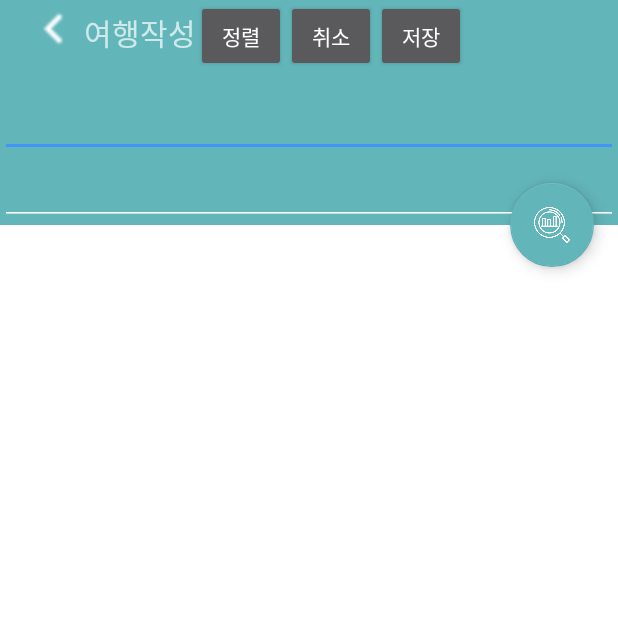
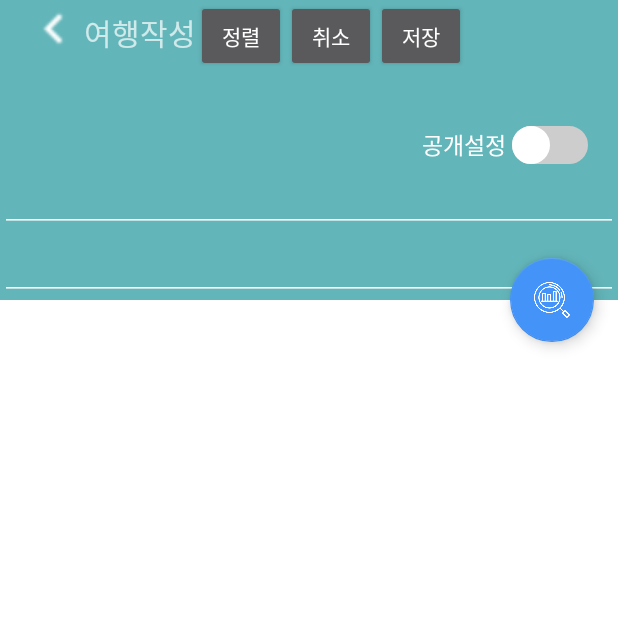
Before and after one commit to zxc7023/Photovel, an Android app: the PhotoMain screen opened directly, with no data from a screen before it, on a phone screen of 412 x 824 dp, the top half of it. Run offline under Robolectric (Android 15) with nearby library versions, the phone set to English and light mode, and no system bars.

Commit message:
photo및 vo수정 커밋

```diff
--- a/app/src/main/java/com/kitri/photovel/MainActivity.java
+++ b/app/src/main/java/com/kitri/photovel/MainActivity.java
@@ -149,4 +149,6 @@ public class MainActivity extends AppCompatActivity implements NavigationView.On
         });
         return true;
     }
+
+
 }
--- a/app/src/main/java/com/kitri/photovel/content/ClusterTest.java
+++ b/app/src/main/java/com/kitri/photovel/content/ClusterTest.java
@@ -84,7 +84,7 @@ public class ClusterTest
     public boolean onClusterClick(Cluster<Photo> cluster) {
         // Show a toast with some info when the cluster is clicked.
 
-        String firstName = cluster.getItems().iterator().next().getPhotoFileName();
+        String firstName = cluster.getItems().iterator().next().getPhoto_file_name();
         Toast.makeText(this, cluster.getSize() + " (including " + firstName + ")", Toast.LENGTH_SHORT).show();
 
         // Zoom in the cluster. Need to create LatLngBounds and including all the cluster items
@@ -136,7 +136,7 @@ public class ClusterTest
     @Override
     public boolean onClusterItemClick(final Photo photo) {
         // Does nothing, but you could go into the user's profile page, for example.
-        Toast.makeText(this, photo.getPhotoFileName()+"이 선택되었습니다.", Toast.LENGTH_SHORT).show();
+        Toast.makeText(this, photo.getPhoto_file_name()+"이 선택되었습니다.", Toast.LENGTH_SHORT).show();
         mMap.setInfoWindowAdapter(new GoogleMap.InfoWindowAdapter() {
             @Override
             public View getInfoWindow(Marker marker) {
--- a/app/src/main/java/com/kitri/photovel/content/PhotoAdapter.java
+++ b/app/src/main/java/com/kitri/photovel/content/PhotoAdapter.java
@@ -100,7 +100,7 @@ public class PhotoAdapter extends RecyclerView.Adapter<PhotoAdapter.ViewHolder>{
         this.holder = holder;
         this.position = position;
 
-        final Date date=mDataset.get(position).getPhotoDate();
+        final Date date=mDataset.get(position).getPhoto_date();
         String date2=null;
         try {
             date2 = new SimpleDateFormat("yyyy.MM.dd").format(date);
@@ -124,7 +124,7 @@ public class PhotoAdapter extends RecyclerView.Adapter<PhotoAdapter.ViewHolder>{
                 pa.setPosition(position);
                 pa.setHolder(holder);
 
-                final Date date=mDataset.get(pa.getPosition()).getPhotoDate();
+                final Date date=mDataset.get(pa.getPosition()).getPhoto_date();
                 String date2=null;
                 try {
                     date2 = new SimpleDateFormat("yyyy.MM.dd").format(date);
@@ -226,7 +226,7 @@ public class PhotoAdapter extends RecyclerView.Adapter<PhotoAdapter.ViewHolder>{
                 e.printStackTrace();
             }
             pa.getHolder().tvDate.setText(strDate);
-            mDataset.get(pa.getPosition()).setPhotoDate(date);
+            mDataset.get(pa.getPosition()).setPhoto_date(date);
         }
     };
 
--- a/app/src/main/java/com/kitri/photovel/content/PhotoMain.java
+++ b/app/src/main/java/com/kitri/photovel/content/PhotoMain.java
@@ -4,6 +4,7 @@ import android.Manifest;
 import android.annotation.TargetApi;
 import android.app.Activity;
 import android.content.ClipData;
+import android.content.DialogInterface;
 import android.content.Intent;
 import android.content.pm.PackageManager;
 import android.graphics.Bitmap;
@@ -18,12 +19,16 @@ import android.os.Bundle;
 import android.provider.MediaStore;
 import android.support.design.widget.CollapsingToolbarLayout;
 import android.support.design.widget.FloatingActionButton;
+import android.support.v4.widget.NestedScrollView;
+import android.support.v7.app.AlertDialog;
 import android.support.v7.widget.LinearLayoutManager;
 import android.support.v7.widget.RecyclerView;
 import android.util.Log;
 import android.view.View;
 import android.widget.Button;
+import android.widget.CompoundButton;
 import android.widget.EditText;
+import android.widget.Switch;
 import android.widget.Toast;
 
 import com.kitri.photovel.R;
@@ -41,8 +46,8 @@ import java.util.List;
 import java.util.Locale;
 
 public class PhotoMain extends Activity {
-    private Button btnSort;
-    private FloatingActionButton  btnAddPhots;
+    private Button btnSort, btnAllDelete;
+    private FloatingActionButton  btnAddPhots, btnTop;
     private String path;
     private ExifInterface exif;
     private static final String TAG = "AppPermission";
@@ -57,6 +62,7 @@ public class PhotoMain extends Activity {
     private EditText contentSubject;
     private EditText contentText;
     private int flag = 0;
+    private Switch swPrivate;
 
     @Override
     protected void onCreate(Bundle savedInstanceState) {
@@ -77,9 +83,47 @@ public class PhotoMain extends Activity {
         mRecyclerView.setHasFixedSize(true);
         mLayoutManager = new LinearLayoutManager(this);
         mRecyclerView.setLayoutManager(mLayoutManager);
+        mRecyclerView.setNestedScrollingEnabled(false);
         myDataset = new ArrayList<>();
         mAdapter = new PhotoAdapter(myDataset, PhotoMain.this);
         mRecyclerView.setAdapter(mAdapter);
+
+        //top버튼
+        btnTop = (FloatingActionButton) findViewById(R.id.btnTop);
+        final NestedScrollView nsv = (NestedScrollView) findViewById(R.id.nestedScrollView);
+        nsv.setOnScrollChangeListener(new NestedScrollView.OnScrollChangeListener() {   //스크롤내리면 보이게
+            @Override
+            public void onScrollChange(NestedScrollView v, int scrollX, int scrollY, int oldScrollX, int oldScrollY) {
+                if(oldScrollY > 200){
+                    btnTop.show();
+                }else{
+                    btnTop.hide();
+                }
+            }
+        });
+        btnTop.setOnClickListener(new View.OnClickListener() {  //top으로 이동
+            @Override
+            public void onClick(View view) {
+                nsv.fullScroll(View.FOCUS_UP);
+            }
+        });
+
+        //취소버튼
+        btnAllDelete = (Button)findViewById(R.id.btnAllDelete);
+        btnAllDelete.setOnClickListener(new View.OnClickListener() {
+            @Override
+            public void onClick(View view) {
+                onBackPressed();
+            }
+        });
+
+        //스위치버튼
+        swPrivate = (Switch)findViewById(R.id.swPrivate);
+        swPrivate.setOnCheckedChangeListener(new CompoundButton.OnCheckedChangeListener() {
+            public void onCheckedChanged(CompoundButton buttonView, boolean isChecked) {
+                Log.i("ddd",""+isChecked);  //true,false
+            }
+        });
 
         //갤러리에서 사진받아와서 그 사진 add
         btnAddPhots = (FloatingActionButton) findViewById(R.id.btnAddPhots);
@@ -132,7 +176,7 @@ public class PhotoMain extends Activity {
 
                     //ImageView에 배치 --> content_detail LinearLayout을 만들고 배치해야함
                     for (int i = 0; i < cnt; i++) {
-                        myDataset.add(new Photo(photos[i].getBitmap(), photos[i].getPhotoDate(), photos[i].getAddress(), photos[i].getContent()));
+                        myDataset.add(new Photo(photos[i].getBitmap(), photos[i].getPhoto_date(), photos[i].getAddress(), photos[i].getContent()));
                         Collections.sort(myDataset);    //정렬해줘야함
                         mAdapter.notifyDataSetChanged();
                     }
@@ -143,7 +187,7 @@ public class PhotoMain extends Activity {
 
                     setSubject(photo.getAddress().toString());
 
-                    myDataset.add(new Photo(photo.getBitmap(), photo.getPhotoDate(), photo.getAddress(), photo.getContent()));
+                    myDataset.add(new Photo(photo.getBitmap(), photo.getPhoto_date(), photo.getAddress(), photo.getContent()));
                     Collections.sort(myDataset);
                     mAdapter.notifyDataSetChanged();
                 }
@@ -177,8 +221,8 @@ public class PhotoMain extends Activity {
             orig = new ExifInterface(path);
             if(orig.getAttribute(ExifInterface.TAG_GPS_LATITUDE)!=null){ //위도, 경도
                 PhotoGeoDegree geo = new PhotoGeoDegree(orig);
-                photo.setPhotoLatitude(geo.getLatitude());
-                photo.setPhotoLongitude(geo.getLongitude());
+                photo.setPhoto_latitude(geo.getLatitude());
+                photo.setPhoto_longitude(geo.getLongitude());
                 address = getCurrentAddress(photo); //주소로 바꿔주기
                 photo.setAddress(address);
             }else {
@@ -188,9 +232,9 @@ public class PhotoMain extends Activity {
             if(orig.getAttribute(ExifInterface.TAG_DATETIME) !=null){ //시간날짜
                 String datetime = orig.getAttribute(ExifInterface.TAG_DATETIME);
                 Date date = new SimpleDateFormat("yyyy:MM:dd HH:mm:ss").parse(datetime);
-                photo.setPhotoDate(date);
+                photo.setPhoto_date(date);
             }else{
-                photo.setPhotoDate(new Date());
+                photo.setPhoto_date(new Date());
             }
 
             exif = new ExifInterface(path);
@@ -353,7 +397,7 @@ public class PhotoMain extends Activity {
         Geocoder geocoder = new Geocoder(this, Locale.getDefault());
         List<Address> addresses;
         try {
-            addresses = geocoder.getFromLocation(photo.getPhotoLatitude(), photo.getPhotoLongitude(), 1);
+            addresses = geocoder.getFromLocation(photo.getPhoto_latitude(), photo.getPhoto_longitude(), 1);
         } catch (IOException ioException) {
             //네트워크 문제
             Toast.makeText(this, "지오코더 서비스 사용불가", Toast.LENGTH_LONG).show();
@@ -371,4 +415,25 @@ public class PhotoMain extends Activity {
             return address.getAddressLine(0).toString();
         }
     }
+
+    @Override
+    public void onBackPressed() {
+        AlertDialog.Builder alert_confirm = new AlertDialog.Builder(PhotoMain.this);
+        alert_confirm.setMessage("작성하신 모든 작업을 취소 하시겠습니까?").setCancelable(false).setPositiveButton("확인",
+                new DialogInterface.OnClickListener() {
+                    @Override
+                    public void onClick(DialogInterface dialog, int which) {
+                        finish();
+                    }
+                }).setNegativeButton("취소",
+                new DialogInterface.OnClickListener() {
+                    @Override
+                    public void onClick(DialogInterface dialog, int which) {
+                        return;
+                    }
+                });
+        AlertDialog alert = alert_confirm.create();
+        alert.show();
+        //super.onBackPressed();
+    }
 }
--- /dev/null
+++ b/app/src/main/res/drawable/switch_thumb_selector.xml
@@ -0,0 +1,13 @@
+<?xml version="1.0" encoding="utf-8"?>
+<shape
+    xmlns:android="http://schemas.android.com/apk/res/android"
+    android:shape="oval">
+    <size
+        android:width="25dp"
+        android:height="25dp" />
+    <solid
+        android:color="#FFFFFF" />
+    <stroke
+        android:width="1dp"
+        android:color="#FFFFFF" />
+</shape>
--- /dev/null
+++ b/app/src/main/res/drawable/switch_track_off.xml
@@ -0,0 +1,15 @@
+<?xml version="1.0" encoding="utf-8"?>
+<shape
+    xmlns:android="http://schemas.android.com/apk/res/android"
+    android:shape="rectangle" >
+    <corners
+        android:radius="15dp" />
+    <size
+        android:width="75dp"
+        android:height="25dp" />
+    <solid
+        android:color="@color/off" />
+    <stroke
+        android:width="2dp"
+        android:color="@color/off" />
+</shape>
--- /dev/null
+++ b/app/src/main/res/drawable/switch_track_on.xml
@@ -0,0 +1,15 @@
+<?xml version="1.0" encoding="utf-8"?>
+<shape
+    xmlns:android="http://schemas.android.com/apk/res/android"
+    android:shape="rectangle" >
+    <corners
+        android:radius="15dp" />
+    <size
+        android:width="75dp"
+        android:height="25dp" />
+    <solid
+        android:color="@color/on" />
+    <stroke
+        android:width="2dp"
+        android:color="@color/on" />
+</shape>
--- /dev/null
+++ b/app/src/main/res/drawable/switch_track_selector.xml
@@ -0,0 +1,9 @@
+<?xml version="1.0" encoding="utf-8"?>
+<selector xmlns:android="http://schemas.android.com/apk/res/android">
+    <item
+        android:drawable="@drawable/switch_track_off"
+        android:state_checked="false"/>
+    <item
+        android:drawable="@drawable/switch_track_on"
+        android:state_checked="true"/>
+</selector>
--- a/app/src/main/res/layout/activity_photo_main.xml
+++ b/app/src/main/res/layout/activity_photo_main.xml
@@ -5,12 +5,12 @@
     android:id="@+id/main_content"
     android:layout_height="match_parent"
     android:layout_width="match_parent"
-    android:fitsSystemWindows="true"
-    >
+    android:fitsSystemWindows="true">
+
     <android.support.design.widget.AppBarLayout
         android:id="@+id/appbar"
         android:layout_width="match_parent"
-        android:layout_height="150dp"
+        android:layout_height="200dp"
         android:theme="@style/ThemeOverlay.AppCompat.Dark.ActionBar">
 
         <android.support.design.widget.CollapsingToolbarLayout
@@ -27,7 +27,22 @@
                 android:layout_width="match_parent"
                 android:layout_height="match_parent"
                 android:orientation="vertical"
-                android:gravity="bottom">
+                android:gravity="bottom"
+                android:focusable="true"
+                android:focusableInTouchMode="true">
+                <Switch
+                    android:id="@+id/swPrivate"
+                    android:layout_width="wrap_content"
+                    android:layout_height="wrap_content"
+                    android:layout_centerInParent="true"
+                    android:text="공개설정 "
+                    android:textSize="15dp"
+                    android:textOff="off"
+                    android:textOn="on"
+                    android:layout_gravity="right"
+                    android:layout_marginRight="20dp"
+                    android:track="@drawable/switch_track_selector"
+                    android:thumb="@drawable/switch_thumb_selector" />
                 <EditText
                     android:id="@+id/contentSubject"
                     android:layout_width="match_parent"
@@ -42,6 +57,7 @@
                 android:id="@+id/toolbar"
                 android:layout_width="match_parent"
                 android:layout_height="?attr/actionBarSize"
+                app:layout_scrollFlags="scroll|enterAlways"
                 app:popupTheme="@style/ThemeOverlay.AppCompat.Light"
                 app:layout_collapseMode="pin">
                 <LinearLayout
@@ -66,6 +82,7 @@
                         android:clickable="true"
                         android:text="정렬"/>
                     <Button
+                        android:id="@+id/btnAllDelete"
                         android:layout_width="60dp"
                         android:layout_height="wrap_content"
                         android:clickable="true"
@@ -77,8 +94,6 @@
                         android:text="저장"/>
                 </LinearLayout>
             </android.support.v7.widget.Toolbar>
-
-
         </android.support.design.widget.CollapsingToolbarLayout>
     </android.support.design.widget.AppBarLayout>
 
@@ -87,35 +102,37 @@
         android:layout_height="match_parent"
         android:background="#ffff"
         app:layout_behavior="@string/appbar_scrolling_view_behavior"
+        android:fillViewport="true"
         android:id="@+id/nestedScrollView">
-        <LinearLayout
-            android:id="@+id/llmain"
+        <android.support.v7.widget.RecyclerView
             xmlns:android="http://schemas.android.com/apk/res/android"
+            android:id="@+id/recycler_view"
             android:layout_width="match_parent"
-            android:layout_height="match_parent"
-            android:orientation="vertical"
-            android:focusable="true"
-            android:focusableInTouchMode="true"
-            android:weightSum="1">
-            <android.support.v7.widget.RecyclerView
-                xmlns:android="http://schemas.android.com/apk/res/android"
-                android:id="@+id/recycler_view"
-                android:scrollbars="vertical"
-                android:layout_width="match_parent"
-                android:layout_height="match_parent" />
-        </LinearLayout>
+            android:layout_height="wrap_content"
+            app:layout_behavior="@string/appbar_scrolling_view_behavior"/>
     </android.support.v4.widget.NestedScrollView>
 
     <android.support.design.widget.FloatingActionButton
+        android:id="@+id/btnAddPhots"
         android:layout_width="wrap_content"
         android:layout_height="wrap_content"
         android:layout_gravity="center_vertical|center_horizontal"
         android:layout_margin="16dp"
         android:clickable="true"
         android:src="@drawable/chart"
-        app:backgroundTint="@color/colorPrimary"
+        app:backgroundTint="@color/colorAccent"
         app:layout_anchor="@+id/appbar"
-        app:layout_anchorGravity="bottom|right"
-        android:id="@+id/btnAddPhots" />
+        app:layout_anchorGravity="bottom|right" />
+
+    <android.support.design.widget.FloatingActionButton
+        android:id="@+id/btnTop"
+        android:layout_width="wrap_content"
+        android:layout_height="wrap_content"
+        android:layout_gravity="bottom|center"
+        android:layout_margin="16dp"
+        android:clickable="true"
+        android:visibility="gone"
+        android:src="@drawable/chart"
+        app:backgroundTint="@color/colorAccent"/>
 
 </android.support.design.widget.CoordinatorLayout>
```
Also changed, not shown: app/src/main/java/com/kitri/vo/Photo.java (+48 -48 lines), app/src/main/res/drawable/switch_thumb.xml (added, +13 -0 lines).
